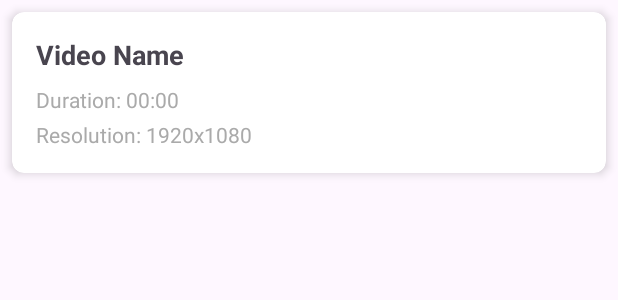
After one commit to vinayakanarookutty/Music_Mojo, an Android app: the layout item_video.xml on its own in the app's theme, with its tools: preview values and no code run, on a phone screen of 412 x 824 dp. The commit adds this screen. Shown: the top 300 px of the screen. Run offline under Robolectric (Android 15) with nearby library versions, the phone set to English and light mode, and no system bars.

```diff
--- a/app/build.gradle.kts
+++ b/app/build.gradle.kts
@@ -39,6 +39,8 @@ dependencies {
     implementation("com.squareup.retrofit2:retrofit:2.11.0")
     implementation("com.squareup.retrofit2:converter-gson:2.11.0")
     implementation ("com.squareup.picasso:picasso:2.8")
+    implementation ("androidx.cardview:cardview:1.0.0")
+
 
 
     // ... other dependencies
--- /dev/null
+++ b/app/src/main/java/com/example/musicmojo/VideoData.kt
@@ -0,0 +1,4 @@
+package com.example.musicmojo
+
+// VideoData.kt
+data class VideoData(val name: String, val path: String)
--- /dev/null
+++ b/app/src/main/res/layout/item_video.xml
@@ -0,0 +1,44 @@
+<?xml version="1.0" encoding="utf-8"?>
+<androidx.cardview.widget.CardView
+    xmlns:android="http://schemas.android.com/apk/res/android"
+    xmlns:app="http://schemas.android.com/apk/res-auto"
+    android:id="@+id/cardView"
+    android:layout_width="match_parent"
+    android:layout_height="wrap_content"
+    android:layout_margin="8dp"
+    app:cardCornerRadius="8dp"
+    app:cardElevation="4dp">
+
+    <LinearLayout
+        android:layout_width="match_parent"
+        android:layout_height="wrap_content"
+        android:orientation="vertical"
+        android:padding="16dp">
+
+        <TextView
+            android:id="@+id/textViewVideoName"
+            android:layout_width="match_parent"
+            android:layout_height="wrap_content"
+            android:textSize="18sp"
+            android:textStyle="bold"
+            android:layout_marginBottom="8dp"
+            android:text="Video Name" />
+
+        <TextView
+            android:id="@+id/textViewDuration"
+            android:layout_width="match_parent"
+            android:layout_height="wrap_content"
+            android:textSize="14sp"
+            android:textColor="@android:color/darker_gray"
+            android:layout_marginBottom="4dp"
+            android:text="Duration: 00:00" />
+
+        <TextView
+            android:id="@+id/textViewResolution"
+            android:layout_width="match_parent"
+            android:layout_height="wrap_content"
+            android:textSize="14sp"
+            android:textColor="@android:color/darker_gray"
+            android:text="Resolution: 1920x1080" />
+    </LinearLayout>
+</androidx.cardview.widget.CardView>
```
Also changed, not shown: app/src/main/java/com/example/musicmojo/VideoActivity.kt (+40 -2 lines), app/src/main/java/com/example/musicmojo/VideoAdapter.kt (added, +43 -0 lines), app/src/main/res/layout/video_xml.xml (+4 -9 lines).
